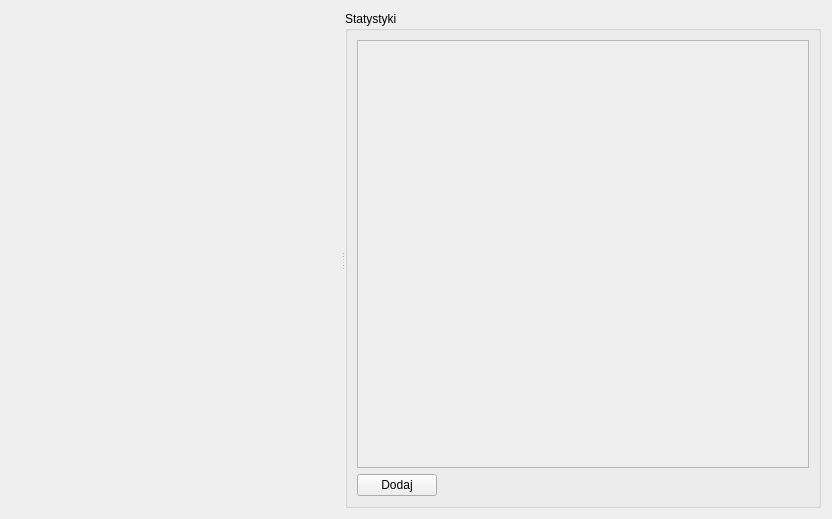
First picture: the form in forms/statistics_window.ui, repository piotrdz/queues, before the edit.
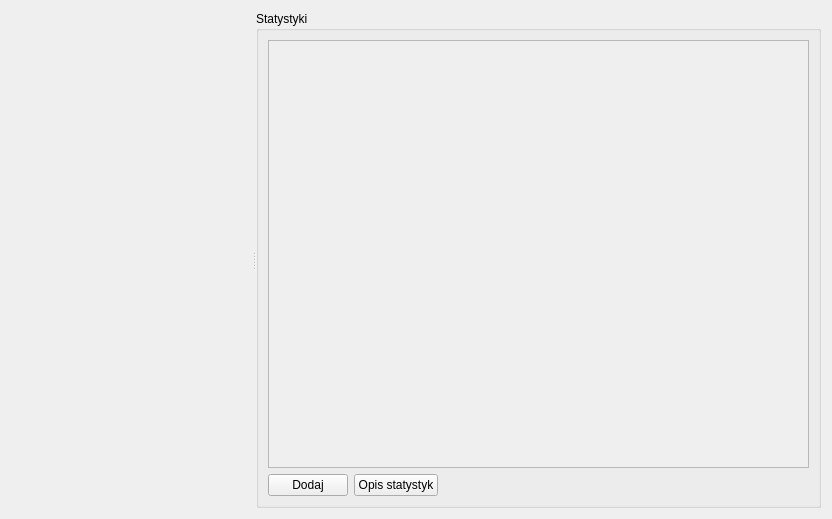
Second picture: the form after the edit. Custom widgets are drawn as their Qt base class.

Commit message: Description of statistics

What changed in the file:
```diff
--- a/forms/statistics_window.ui
+++ b/forms/statistics_window.ui
@@ -54,8 +54,8 @@
            <rect>
             <x>0</x>
             <y>0</y>
-            <width>246</width>
-            <height>428</height>
+            <width>463</width>
+            <height>426</height>
            </rect>
           </property>
           <property name="sizePolicy">
@@ -76,6 +76,13 @@
            </property>
           </widget>
          </item>
+         <item>
+          <widget class="QPushButton" name="infoButton">
+           <property name="text">
+            <string>Opis statystyk</string>
+           </property>
+          </widget>
+         </item>
          <item>
           <spacer name="horizontalSpacer">
            <property name="orientation">
```
The commit also changes 2 other files.
